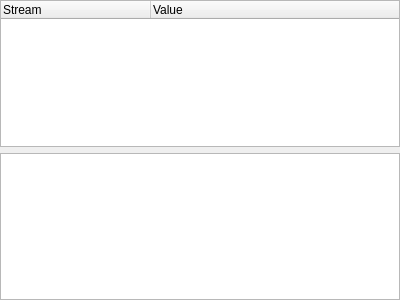
einsteinly/CAUV_old_software, file gui/gui/widgets/datastreampicker.ui: the form before one commit.
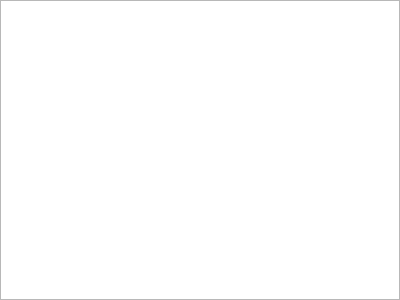
The form after the commit. Custom widgets are drawn as their Qt base class.

Commit message: * using QAbstractItemView now

Diff of the .ui file:
```diff
--- a/gui/gui/widgets/datastreampicker.ui
+++ b/gui/gui/widgets/datastreampicker.ui
@@ -22,46 +22,40 @@
      <number>0</number>
     </property>
     <item>
-     <widget class="QTreeWidget" name="dataStreams">
-      <property name="acceptDrops">
-       <bool>true</bool>
-      </property>
+     <widget class="DataStreamList" name="dataStreamsView">
       <property name="editTriggers">
-       <set>QAbstractItemView::NoEditTriggers</set>
-      </property>
-      <property name="dragEnabled">
-       <bool>true</bool>
+       <set>QAbstractItemView::DoubleClicked|QAbstractItemView::EditKeyPressed|QAbstractItemView::SelectedClicked</set>
       </property>
       <property name="alternatingRowColors">
        <bool>true</bool>
       </property>
+      <property name="selectionMode">
+       <enum>QAbstractItemView::ExtendedSelection</enum>
+      </property>
+      <property name="indentation">
+       <number>13</number>
+      </property>
       <property name="animated">
        <bool>true</bool>
       </property>
-      <attribute name="headerDefaultSectionSize">
-       <number>150</number>
+      <attribute name="headerVisible">
+       <bool>true</bool>
       </attribute>
-      <attribute name="headerDefaultSectionSize">
-       <number>150</number>
+      <attribute name="headerVisible">
+       <bool>true</bool>
       </attribute>
-      <column>
-       <property name="text">
-        <string>Stream</string>
-       </property>
-      </column>
-      <column>
-       <property name="text">
-        <string>Value</string>
-       </property>
-      </column>
      </widget>
     </item>
-    <item>
-     <widget class="QTreeView" name="dataStreamsView"/>
-    </item>
    </layout>
   </widget>
  </widget>
+ <customwidgets>
+  <customwidget>
+   <class>DataStreamList</class>
+   <extends>QTreeView</extends>
+   <header>widgets/datastreampicker.h</header>
+  </customwidget>
+ </customwidgets>
  <resources/>
  <connections/>
 </ui>
```
The commit also changes 11 other files.
